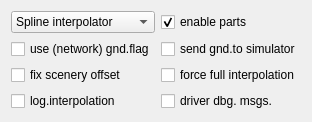
Qt form src/blackgui/editors/interpolationsetupform.ui (swift-project/pilotclient) before a commit.
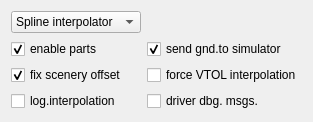
The same form after that commit.

Commit message:
Ref T261, adjusted interpolation setup
* removed "IndexEnableGndFlag" as this is actually part of FSD network settings
* renamed to "isForcingVtolInterpolation"
* adjusted interpolator, and UI for setup

```diff
--- a/src/blackgui/editors/interpolationsetupform.ui
+++ b/src/blackgui/editors/interpolationsetupform.ui
@@ -6,7 +6,7 @@
    <rect>
     <x>0</x>
     <y>0</y>
-    <width>236</width>
+    <width>240</width>
     <height>102</height>
    </rect>
   </property>
@@ -42,34 +42,20 @@
      </item>
     </widget>
    </item>
-   <item row="0" column="1">
-    <widget class="QCheckBox" name="cb_EnableParts">
-     <property name="text">
-      <string>enable parts</string>
-     </property>
-     <property name="checked">
-      <bool>true</bool>
-     </property>
-    </widget>
-   </item>
-   <item row="1" column="0">
-    <widget class="QCheckBox" name="cb_EnableGndFlag">
-     <property name="text">
-      <string>use (network) gnd.flag</string>
-     </property>
-    </widget>
-   </item>
    <item row="1" column="1">
     <widget class="QCheckBox" name="cb_SendGndFlagToSim">
      <property name="text">
       <string>send gnd.to simulator</string>
      </property>
+     <property name="checked">
+      <bool>true</bool>
+     </property>
     </widget>
    </item>
    <item row="2" column="1">
     <widget class="QCheckBox" name="cb_ForceFullInterpolation">
      <property name="text">
-      <string>force full interpolation</string>
+      <string>force VTOL interpolation</string>
      </property>
     </widget>
    </item>
@@ -77,6 +63,19 @@
     <widget class="QCheckBox" name="cb_FixSceneryOffset">
      <property name="text">
       <string>fix scenery offset</string>
+     </property>
+     <property name="checked">
+      <bool>true</bool>
+     </property>
+    </widget>
+   </item>
+   <item row="1" column="0">
+    <widget class="QCheckBox" name="cb_EnableParts">
+     <property name="text">
+      <string>enable parts</string>
+     </property>
+     <property name="checked">
+      <bool>true</bool>
      </property>
     </widget>
    </item>
```
Left out of the diff: 2 changed lines with no effect on the pictures. The commit also changes 6 other files.
